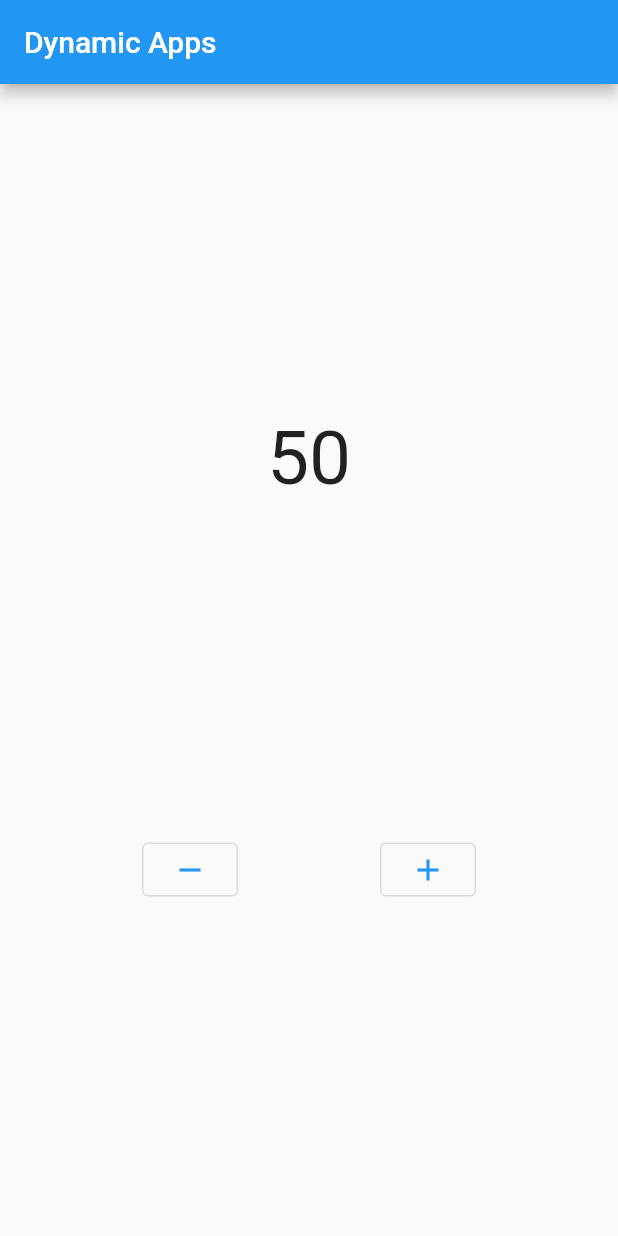
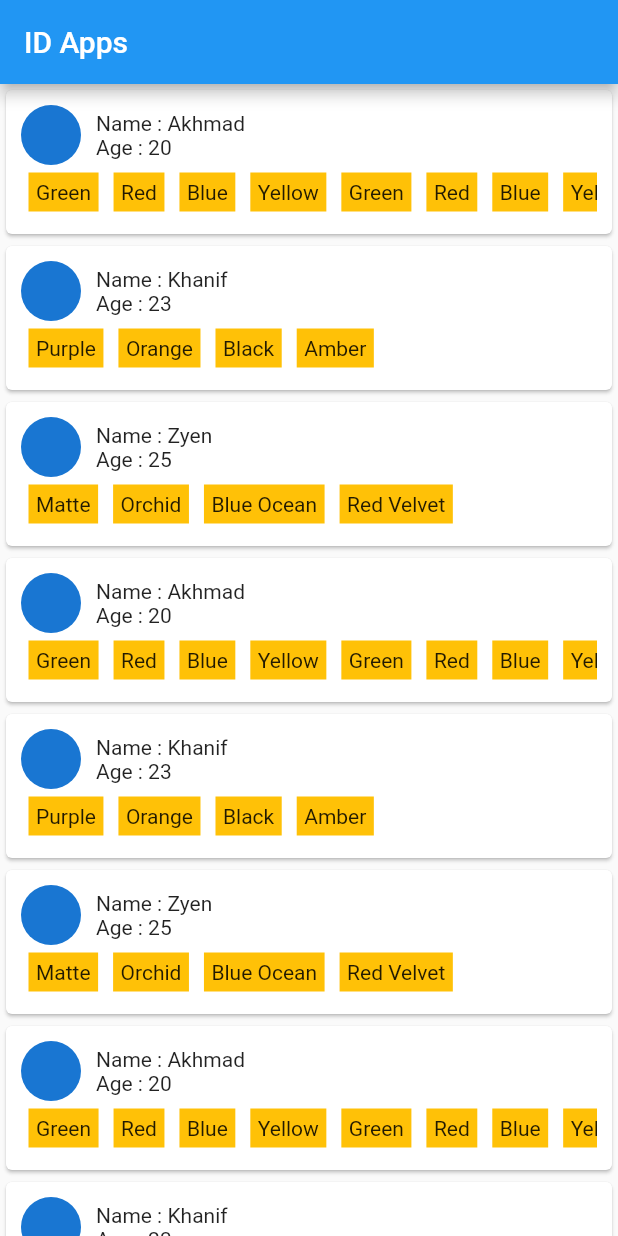
Before and after one commit to khanifzyen/kuldii_project, a Flutter app: the screen it shows after launch, on a phone screen of 412 x 824 dp. Run offline on Flutter 3.47's test engine with Material 2 defaults, Android fonts, the phone set to English and light mode, and no system bars.

Commit message:
mapping list

```diff
--- a/lib/main.dart
+++ b/lib/main.dart
@@ -4,57 +4,167 @@ void main() {
   runApp(MyApp());
 }
 
-class MyApp extends StatefulWidget {
+class MyApp extends StatelessWidget {
   MyApp({Key? key}) : super(key: key);
 
-  @override
-  State<MyApp> createState() => _MyAppState();
-}
-
-class _MyAppState extends State<MyApp> {
-  int counter = 50;
+  final List<Map<String, dynamic>> myList = [
+    {
+      "name": "Akhmad",
+      "age": 20,
+      "favColor": [
+        "Green",
+        "Red",
+        "Blue",
+        "Yellow",
+        "Green",
+        "Red",
+        "Blue",
+        "Yellow",
+      ],
+    },
+    {
+      "name": "Khanif",
+      "age": 23,
+      "favColor": [
+        "Purple",
+        "Orange",
+        "Black",
+        "Amber",
+      ],
+    },
+    {
+      "name": "Zyen",
+      "age": 25,
+      "favColor": [
+        "Matte",
+        "Orchid",
+        "Blue Ocean",
+        "Red Velvet",
+      ],
+    },
+    {
+      "name": "Akhmad",
+      "age": 20,
+      "favColor": [
+        "Green",
+        "Red",
+        "Blue",
+        "Yellow",
+        "Green",
+        "Red",
+        "Blue",
+        "Yellow",
+      ],
+    },
+    {
+      "name": "Khanif",
+      "age": 23,
+      "favColor": [
+        "Purple",
+        "Orange",
+        "Black",
+        "Amber",
+      ],
+    },
+    {
+      "name": "Zyen",
+      "age": 25,
+      "favColor": [
+        "Matte",
+        "Orchid",
+        "Blue Ocean",
+        "Red Velvet",
+      ],
+    },
+    {
+      "name": "Akhmad",
+      "age": 20,
+      "favColor": [
+        "Green",
+        "Red",
+        "Blue",
+        "Yellow",
+        "Green",
+        "Red",
+        "Blue",
+        "Yellow",
+      ],
+    },
+    {
+      "name": "Khanif",
+      "age": 23,
+      "favColor": [
+        "Purple",
+        "Orange",
+        "Black",
+        "Amber",
+      ],
+    },
+    {
+      "name": "Zyen",
+      "age": 25,
+      "favColor": [
+        "Matte",
+        "Orchid",
+        "Blue Ocean",
+        "Red Velvet",
+      ],
+    },
+  ];
 
   @override
   Widget build(BuildContext context) {
     return MaterialApp(
-      title: "Dynamic Apps",
+      title: "ID Apps",
+      debugShowCheckedModeBanner: false,
       home: Scaffold(
         appBar: AppBar(
-          title: const Text("Dynamic Apps"),
+          title: Text("ID Apps"),
         ),
-        body: Column(
-          mainAxisAlignment: MainAxisAlignment.spaceEvenly,
-          children: [
-            Text(
-              counter.toString(),
-              style: const TextStyle(fontSize: 50),
-            ),
-            Row(
-              mainAxisAlignment: MainAxisAlignment.spaceEvenly,
-              children: [
-                OutlinedButton(
-                  onPressed: () {
-                    if (counter != 1) {
-                      setState(() {
-                        counter--;
-                      });
-                    }
-                    //print(counter);
-                  },
-                  child: const Icon(Icons.remove),
+        body: ListView(
+          children: myList.map((data) {
+            final List<String> favColor = data["favColor"];
+
+            return Card(
+              child: Container(
+                padding: EdgeInsets.all(10),
+                child: Column(
+                  crossAxisAlignment: CrossAxisAlignment.start,
+                  children: [
+                    Row(
+                      children: [
+                        const CircleAvatar(),
+                        const SizedBox(width: 10),
+                        Column(
+                          crossAxisAlignment: CrossAxisAlignment.start,
+                          children: [
+                            Text("Name : ${data['name']}"),
+                            Text("Age : ${data['age']}"),
+                          ],
+                        ),
+                      ],
+                    ),
+                    SingleChildScrollView(
+                      scrollDirection: Axis.horizontal,
+                      child: Row(
+                        children: favColor.map((color) {
+                          return Container(
+                            child: Text(color),
+                            color: Colors.amber,
+                            margin: const EdgeInsets.symmetric(
+                              horizontal: 5,
+                              vertical: 5,
+                            ),
+                            padding: const EdgeInsets.all(5),
+                          );
+                        }).toList(),
+                      ),
+                    ),
+                  ],
                 ),
-                OutlinedButton(
-                  onPressed: () {
-                    setState(() {
-                      counter++;
-                    });
-                    //print(counter);
-                  },
-                  child: const Icon(Icons.add),
-                )
-              ],
-            ),
-          ],
+              ),
+            );
+          }).toList(),
         ),
       ),
     );
```
